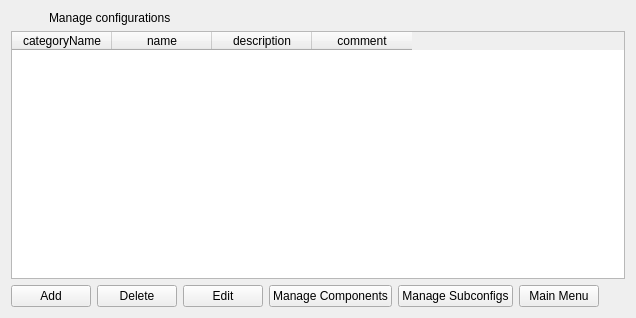
Wolframe/configurator, file client/forms/configurations.ui: the form before one commit.
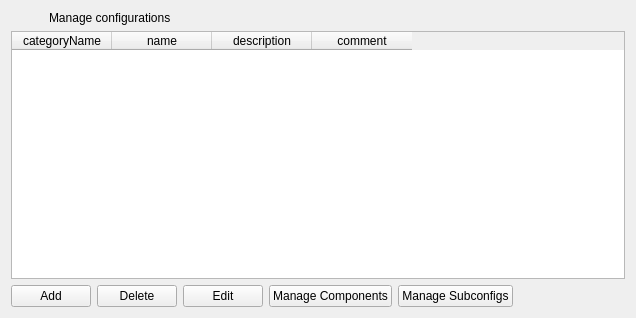
The form after the commit.

```diff
--- a/client/forms/configurations.ui
+++ b/client/forms/configurations.ui
@@ -105,19 +105,6 @@
        </property>
       </widget>
      </item>
-     <item>
-      <widget class="QPushButton" name="reload_2">
-       <property name="text">
-        <string>Main Menu</string>
-       </property>
-       <property name="form" stdset="0">
-        <string notr="true">init</string>
-       </property>
-       <property name="global.configurationState" stdset="0">
-        <string notr="true">{configuration.state}</string>
-       </property>
-      </widget>
-     </item>
      <item>
       <spacer name="horizontalSpacer_2">
        <property name="orientation">
```
Left out of the diff: 1 changed line with no effect on the pictures.
